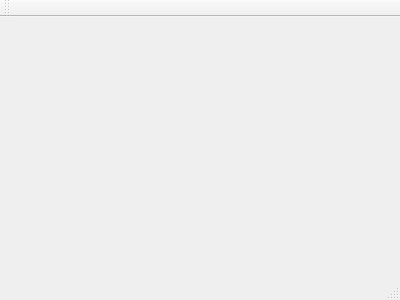
Before: the Qt Designer form Sudoku/sudokugui.ui in iaveiga/Sudoku, drawn with Qt 5.
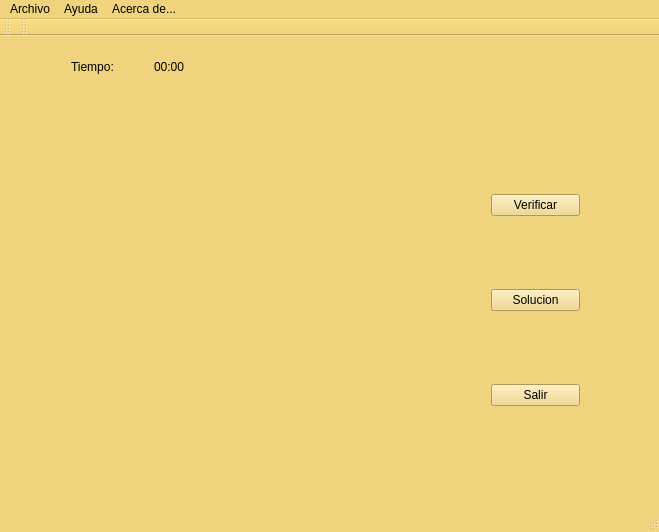
After: the same form once the commit is applied.

Commit message:
Arreglo de la ui
Si no vale toca hacer rollback commit

Patch:
```diff
--- a/Sudoku/sudokugui.ui
+++ b/Sudoku/sudokugui.ui
@@ -1,24 +1,612 @@
 <ui version="4.0">
- <class>SudokuGUI</class>
- <widget class="QMainWindow" name="SudokuGUI" >
-  <property name="geometry" >
+ <class>Sudoku</class>
+ <widget class="QMainWindow" name="Sudoku">
+  <property name="enabled">
+   <bool>true</bool>
+  </property>
+  <property name="geometry">
    <rect>
     <x>0</x>
     <y>0</y>
-    <width>400</width>
-    <height>300</height>
+    <width>659</width>
+    <height>532</height>
    </rect>
   </property>
-  <property name="windowTitle" >
-   <string>SudokuGUI</string>
+  <property name="palette">
+   <palette>
+    <active>
+     <colorrole role="WindowText">
+      <brush brushstyle="SolidPattern">
+       <color alpha="255">
+        <red>0</red>
+        <green>0</green>
+        <blue>0</blue>
+       </color>
+      </brush>
+     </colorrole>
+     <colorrole role="Button">
+      <brush brushstyle="SolidPattern">
+       <color alpha="255">
+        <red>240</red>
+        <green>212</green>
+        <blue>125</blue>
+       </color>
+      </brush>
+     </colorrole>
+     <colorrole role="Light">
+      <brush brushstyle="SolidPattern">
+       <color alpha="255">
+        <red>255</red>
+        <green>251</green>
+        <blue>238</blue>
+       </color>
+      </brush>
+     </colorrole>
+     <colorrole role="Midlight">
+      <brush brushstyle="SolidPattern">
+       <color alpha="255">
+        <red>247</red>
+        <green>231</green>
+        <blue>181</blue>
+       </color>
+      </brush>
+     </colorrole>
+     <colorrole role="Dark">
+      <brush brushstyle="SolidPattern">
+       <color alpha="255">
+        <red>120</red>
+        <green>106</green>
+        <blue>62</blue>
+       </color>
+      </brush>
+     </colorrole>
+     <colorrole role="Mid">
+      <brush brushstyle="SolidPattern">
+       <color alpha="255">
+        <red>160</red>
+        <green>141</green>
+        <blue>83</blue>
+       </color>
+      </brush>
+     </colorrole>
+     <colorrole role="Text">
+      <brush brushstyle="SolidPattern">
+       <color alpha="255">
+        <red>0</red>
+        <green>0</green>
+        <blue>0</blue>
+       </color>
+      </brush>
+     </colorrole>
+     <colorrole role="BrightText">
+      <brush brushstyle="SolidPattern">
+       <color alpha="255">
+        <red>255</red>
+        <green>255</green>
+        <blue>255</blue>
+       </color>
+      </brush>
+     </colorrole>
+     <colorrole role="ButtonText">
+      <brush brushstyle="SolidPattern">
+       <color alpha="255">
+        <red>0</red>
+        <green>0</green>
+        <blue>0</blue>
+       </color>
+      </brush>
+     </colorrole>
+     <colorrole role="Base">
+      <brush brushstyle="SolidPattern">
+       <color alpha="255">
+        <red>255</red>
+        <green>255</green>
+        <blue>255</blue>
+       </color>
+      </brush>
+     </colorrole>
+     <colorrole role="Window">
+      <brush brushstyle="SolidPattern">
+       <color alpha="255">
+        <red>240</red>
+        <green>212</green>
+        <blue>125</blue>
+       </color>
+      </brush>
+     </colorrole>
+     <colorrole role="Shadow">
+      <brush brushstyle="SolidPattern">
+       <color alpha="255">
+        <red>0</red>
+        <green>0</green>
+        <blue>0</blue>
+       </color>
+      </brush>
+     </colorrole>
+     <colorrole role="AlternateBase">
+      <brush brushstyle="SolidPattern">
+       <color alpha="255">
+        <red>247</red>
+        <green>233</green>
+        <blue>190</blue>
+       </color>
+      </brush>
+     </colorrole>
+     <colorrole role="ToolTipBase">
+      <brush brushstyle="SolidPattern">
+       <color alpha="255">
+        <red>255</red>
+        <green>255</green>
+        <blue>220</blue>
+       </color>
+      </brush>
+     </colorrole>
+     <colorrole role="ToolTipText">
+      <brush brushstyle="SolidPattern">
+       <color alpha="255">
+        <red>0</red>
+        <green>0</green>
+        <blue>0</blue>
+       </color>
+      </brush>
+     </colorrole>
+    </active>
+    <inactive>
+     <colorrole role="WindowText">
+      <brush brushstyle="SolidPattern">
+       <color alpha="255">
+        <red>0</red>
+        <green>0</green>
+        <blue>0</blue>
+       </color>
+      </brush>
+     </colorrole>
+     <colorrole role="Button">
+      <brush brushstyle="SolidPattern">
+       <color alpha="255">
+        <red>240</red>
+        <green>212</green>
+        <blue>125</blue>
+       </color>
+      </brush>
+     </colorrole>
+     <colorrole role="Light">
+      <brush brushstyle="SolidPattern">
+       <color alpha="255">
+        <red>255</red>
+        <green>251</green>
+        <blue>238</blue>
+       </color>
+      </brush>
+     </colorrole>
+     <colorrole role="Midlight">
+      <brush brushstyle="SolidPattern">
+       <color alpha="255">
+        <red>247</red>
+        <green>231</green>
+        <blue>181</blue>
+       </color>
+      </brush>
+     </colorrole>
+     <colorrole role="Dark">
+      <brush brushstyle="SolidPattern">
+       <color alpha="255">
+        <red>120</red>
+        <green>106</green>
+        <blue>62</blue>
+       </color>
+      </brush>
+     </colorrole>
+     <colorrole role="Mid">
+      <brush brushstyle="SolidPattern">
+       <color alpha="255">
+        <red>160</red>
+        <green>141</green>
+        <blue>83</blue>
+       </color>
+      </brush>
+     </colorrole>
+     <colorrole role="Text">
+      <brush brushstyle="SolidPattern">
+       <color alpha="255">
+        <red>0</red>
+        <green>0</green>
+        <blue>0</blue>
+       </color>
+      </brush>
+     </colorrole>
+     <colorrole role="BrightText">
+      <brush brushstyle="SolidPattern">
+       <color alpha="255">
+        <red>255</red>
+        <green>255</green>
+        <blue>255</blue>
+       </color>
+      </brush>
+     </colorrole>
+     <colorrole role="ButtonText">
+      <brush brushstyle="SolidPattern">
+       <color alpha="255">
+        <red>0</red>
+        <green>0</green>
+        <blue>0</blue>
+       </color>
+      </brush>
+     </colorrole>
+     <colorrole role="Base">
+      <brush brushstyle="SolidPattern">
+       <color alpha="255">
+        <red>255</red>
+        <green>255</green>
+        <blue>255</blue>
+       </color>
+      </brush>
+     </colorrole>
+     <colorrole role="Window">
+      <brush brushstyle="SolidPattern">
+       <color alpha="255">
+        <red>240</red>
+        <green>212</green>
+        <blue>125</blue>
+       </color>
+      </brush>
+     </colorrole>
+     <colorrole role="Shadow">
+      <brush brushstyle="SolidPattern">
+       <color alpha="255">
+        <red>0</red>
+        <green>0</green>
+        <blue>0</blue>
+       </color>
+      </brush>
+     </colorrole>
+     <colorrole role="AlternateBase">
+      <brush brushstyle="SolidPattern">
+       <color alpha="255">
+        <red>247</red>
+        <green>233</green>
+        <blue>190</blue>
+       </color>
+      </brush>
+     </colorrole>
+     <colorrole role="ToolTipBase">
+      <brush brushstyle="SolidPattern">
+       <color alpha="255">
+        <red>255</red>
+        <green>255</green>
+        <blue>220</blue>
+       </color>
+      </brush>
+     </colorrole>
+     <colorrole role="ToolTipText">
+      <brush brushstyle="SolidPattern">
+       <color alpha="255">
+        <red>0</red>
+        <green>0</green>
+        <blue>0</blue>
+       </color>
+      </brush>
+     </colorrole>
+    </inactive>
+    <disabled>
+     <colorrole role="WindowText">
+      <brush brushstyle="SolidPattern">
+       <color alpha="255">
+        <red>120</red>
+        <green>106</green>
+        <blue>62</blue>
+       </color>
+      </brush>
+     </colorrole>
+     <colorrole role="Button">
+      <brush brushstyle="SolidPattern">
+       <color alpha="255">
+        <red>240</red>
+        <green>212</green>
+        <blue>125</blue>
+       </color>
+      </brush>
+     </colorrole>
+     <colorrole role="Light">
+      <brush brushstyle="SolidPattern">
+       <color alpha="255">
+        <red>255</red>
+        <green>251</green>
+        <blue>238</blue>
+       </color>
+      </brush>
+     </colorrole>
+     <colorrole role="Midlight">
+      <brush brushstyle="SolidPattern">
+       <color alpha="255">
+        <red>247</red>
+        <green>231</green>
+        <blue>181</blue>
+       </color>
+      </brush>
+     </colorrole>
+     <colorrole role="Dark">
+      <brush brushstyle="SolidPattern">
+       <color alpha="255">
+        <red>120</red>
+        <green>106</green>
+        <blue>62</blue>
+       </color>
+      </brush>
+     </colorrole>
+     <colorrole role="Mid">
+      <brush brushstyle="SolidPattern">
+       <color alpha="255">
+        <red>160</red>
+        <green>141</green>
+        <blue>83</blue>
+       </color>
+      </brush>
+     </colorrole>
+     <colorrole role="Text">
+      <brush brushstyle="SolidPattern">
+       <color alpha="255">
+        <red>120</red>
+        <green>106</green>
+        <blue>62</blue>
+       </color>
+      </brush>
+     </colorrole>
+     <colorrole role="BrightText">
+      <brush brushstyle="SolidPattern">
+       <color alpha="255">
+        <red>255</red>
+        <green>255</green>
+        <blue>255</blue>
+       </color>
+      </brush>
+     </colorrole>
+     <colorrole role="ButtonText">
+      <brush brushstyle="SolidPattern">
+       <color alpha="255">
+        <red>120</red>
+        <green>106</green>
+        <blue>62</blue>
+       </color>
+      </brush>
+     </colorrole>
+     <colorrole role="Base">
+      <brush brushstyle="SolidPattern">
+       <color alpha="255">
+        <red>240</red>
+        <green>212</green>
+        <blue>125</blue>
+       </color>
+      </brush>
+     </colorrole>
+     <colorrole role="Window">
+      <brush brushstyle="SolidPattern">
+       <color alpha="255">
+        <red>240</red>
+        <green>212</green>
+        <blue>125</blue>
+       </color>
+      </brush>
+     </colorrole>
+     <colorrole role="Shadow">
+      <brush brushstyle="SolidPattern">
+       <color alpha="255">
+        <red>0</red>
+        <green>0</green>
+        <blue>0</blue>
+       </color>
+      </brush>
+     </colorrole>
+     <colorrole role="AlternateBase">
+      <brush brushstyle="SolidPattern">
+       <color alpha="255">
+        <red>240</red>
+        <green>212</green>
+        <blue>125</blue>
+       </color>
+      </brush>
+     </colorrole>
+     <colorrole role="ToolTipBase">
+      <brush brushstyle="SolidPattern">
+       <color alpha="255">
+        <red>255</red>
+        <green>255</green>
+        <blue>220</blue>
+       </color>
+      </brush>
+     </colorrole>
+     <colorrole role="ToolTipText">
+      <brush brushstyle="SolidPattern">
+       <color alpha="255">
+        <red>0</red>
+        <green>0</green>
+        <blue>0</blue>
+       </color>
+      </brush>
+     </colorrole>
+    </disabled>
+   </palette>
   </property>
-  <widget class="QMenuBar" name="menuBar" />
-  <widget class="QToolBar" name="mainToolBar" />
-  <widget class="QWidget" name="centralWidget" />
-  <widget class="QStatusBar" name="statusBar" />
+  <property name="windowTitle">
+   <string>Sudoku</string>
+  </property>
+  <property name="windowOpacity">
+   <double>0.000000000000000</double>
+  </property>
+  <property name="animated">
+   <bool>true</bool>
+  </property>
+  <widget class="QWidget" name="centralWidget">
+   <widget class="QWidget" name="verticalLayoutWidget">
+    <property name="geometry">
+     <rect>
+      <x>480</x>
+      <y>80</y>
+      <width>111</width>
+      <height>371</height>
+     </rect>
+    </property>
+    <layout class="QVBoxLayout" name="verticalLayout">
+     <item>
+      <widget class="QPushButton" name="pushButton">
+       <property name="text">
+        <string>Verificar</string>
+       </property>
+      </widget>
+     </item>
+     <item>
+      <layout class="QHBoxLayout" name="horizontalLayout_2"/>
+     </item>
+     <item>
+      <widget class="QPushButton" name="pushButton_2">
+       <property name="autoFillBackground">
+        <bool>true</bool>
+       </property>
+       <property name="text">
+        <string>Solucion</string>
+       </property>
+      </widget>
+     </item>
+     <item>
+      <layout class="QVBoxLayout" name="verticalLayout_5"/>
+     </item>
+     <item>
+      <widget class="QPushButton" name="pushButton_3">
+       <property name="text">
+        <string>Salir</string>
+       </property>
+      </widget>
+     </item>
+     <item>
+      <layout class="QVBoxLayout" name="verticalLayout_6"/>
+     </item>
+    </layout>
+   </widget>
+   <widget class="QWidget" name="gridLayoutWidget">
+    <property name="geometry">
+     <rect>
+      <x>60</x>
+      <y>80</y>
+      <width>381</width>
+      <height>371</height>
+     </rect>
+    </property>
+    <layout class="QGridLayout" name="gridLayout"/>
+   </widget>
+   <widget class="QWidget" name="verticalLayoutWidget_3">
+    <property name="geometry">
+     <rect>
+      <x>280</x>
+      <y>10</y>
+      <width>160</width>
+      <height>41</height>
+     </rect>
+    </property>
+    <layout class="QVBoxLayout" name="verticalLayout_3"/>
+   </widget>
+   <widget class="QWidget" name="horizontalLayoutWidget">
+    <property name="geometry">
+     <rect>
+      <x>60</x>
+      <y>10</y>
+      <width>181</width>
+      <height>41</height>
+     </rect>
+    </property>
+    <layout class="QHBoxLayout" name="horizontalLayout">
+     <item>
+      <widget class="QLabel" name="label">
+       <property name="text">
+        <string>Tiempo:</string>
+       </property>
+      </widget>
+     </item>
+     <item>
+      <widget class="QLabel" name="label_2">
+       <property name="text">
+        <string>00:00</string>
+       </property>
+      </widget>
+     </item>
+    </layout>
+   </widget>
+  </widget>
+  <widget class="QMenuBar" name="menuBar">
+   <property name="geometry">
+    <rect>
+     <x>0</x>
+     <y>0</y>
+     <width>659</width>
+     <height>21</height>
+    </rect>
+   </property>
+   <widget class="QMenu" name="menuArchivo">
+    <property name="title">
+     <string>Archivo</string>
+    </property>
+    <addaction name="separator"/>
+    <addaction name="actionNuevo"/>
+    <addaction name="separator"/>
+    <addaction name="actionSalir"/>
+   </widget>
+   <widget class="QMenu" name="menuAyuda">
+    <property name="title">
+     <string>Ayuda</string>
+    </property>
+   </widget>
+   <widget class="QMenu" name="menuAcerca_de">
+    <property name="title">
+     <string>Acerca de...</string>
+    </property>
+    <addaction name="actionCreadores"/>
+    <addaction name="actionSudoku_Qt_Creator"/>
+   </widget>
+   <addaction name="menuArchivo"/>
+   <addaction name="menuAyuda"/>
+   <addaction name="menuAcerca_de"/>
+  </widget>
+  <widget class="QToolBar" name="mainToolBar">
+   <attribute name="toolBarArea">
+    <enum>TopToolBarArea</enum>
+   </attribute>
+   <attribute name="toolBarBreak">
+    <bool>false</bool>
+   </attribute>
+  </widget>
+  <widget class="QStatusBar" name="statusBar"/>
+  <widget class="QToolBar" name="toolBar">
+   <property name="windowTitle">
+    <string>toolBar</string>
+   </property>
+   <attribute name="toolBarArea">
+    <enum>TopToolBarArea</enum>
+   </attribute>
+   <attribute name="toolBarBreak">
+    <bool>false</bool>
+   </attribute>
+  </widget>
+  <action name="actionNuevo">
+   <property name="text">
+    <string>Nuevo</string>
+   </property>
+  </action>
+  <action name="actionSalir">
+   <property name="text">
+    <string>Salir</string>
+   </property>
+  </action>
+  <action name="actionCreadores">
+   <property name="text">
+    <string>Creadores</string>
+   </property>
+  </action>
+  <action name="actionSudoku_Qt_Creator">
+   <property name="text">
+    <string>Sudoku Qt Creator</string>
+   </property>
+  </action>
  </widget>
- <layoutDefault spacing="6" margin="11" />
- <pixmapfunction></pixmapfunction>
+ <layoutdefault spacing="6" margin="11"/>
  <resources/>
  <connections/>
 </ui>
```
Left out of the diff: 1 changed line with no effect on the pictures.
